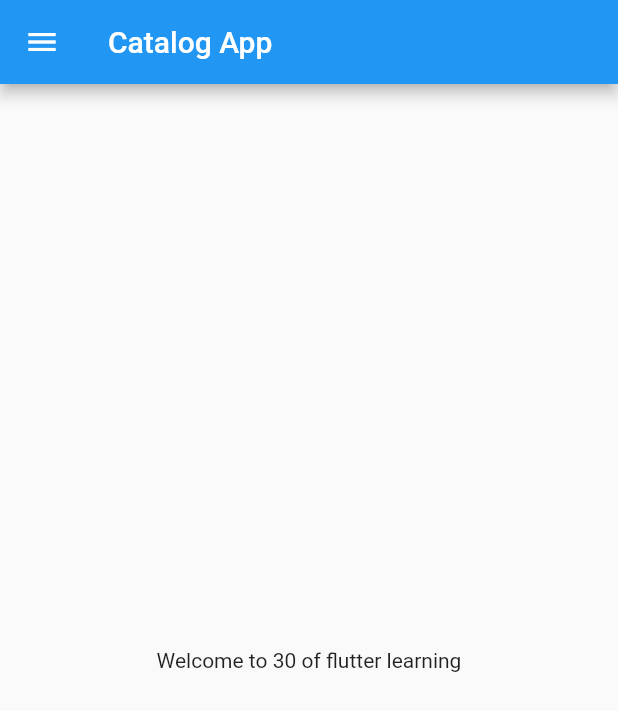
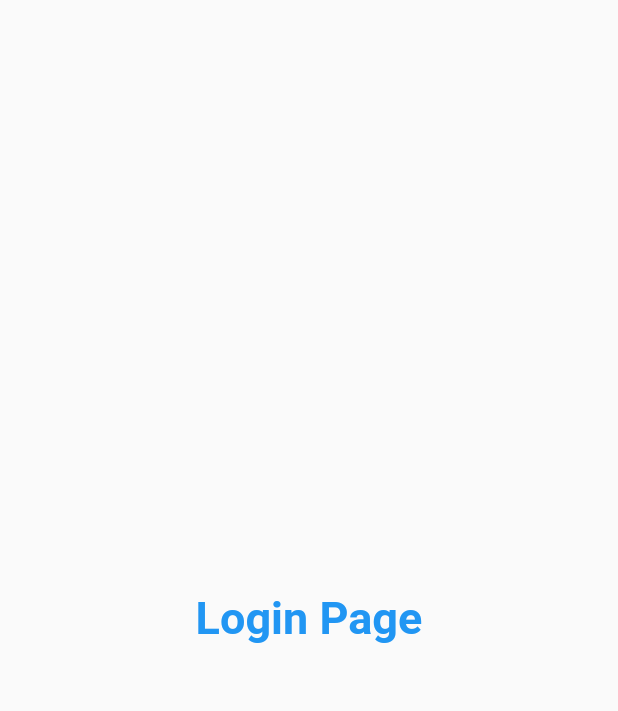
Before and after one commit to Ankit-Ahirrao/Flutter_Learn, a Flutter app: the screen it shows after launch, on a phone screen of 412 x 824 dp. Shown: the top 711 px of the screen. Run offline on Flutter 3.47's test engine with Material 2 defaults, Android fonts, the phone set to English and light mode, and no system bars.

Commit message:
login page added

```diff
--- a/lib/main.dart
+++ b/lib/main.dart
@@ -1,5 +1,6 @@
 import 'package:flutter/material.dart';
-import 'package:flutter_learn/home_page.dart';
+import 'package:flutter_learn/pages/home_page.dart';
+import 'package:flutter_learn/pages/login_page.dart';
 
 void main() {
   runApp(MyApp());
@@ -10,6 +11,15 @@ class MyApp extends StatelessWidget {
 
   @override
   Widget build(BuildContext context) {
-    return MaterialApp(home: HomePage());
+    return MaterialApp(
+      themeMode: ThemeMode.dark,
+      darkTheme: ThemeData(brightness: Brightness.light),
+      initialRoute: '/',
+      routes: {
+        '/': (context) => LoginPage(),
+        '/login': (context) => LoginPage(),
+        '/home': (context) => HomePage(),
+      },
+    );
   }
 }
--- a/lib/home_page.dart
+++ b/lib/pages/home_page.dart
@@ -11,9 +11,6 @@ class HomePage extends StatelessWidget {
       ),
       body: Material(
           child: Center(child: Text('Welcome to $days of flutter $name'))),
-      drawer: Drawer(),
-
-
     );
   }
 }
--- /dev/null
+++ b/lib/pages/login_page.dart
@@ -0,0 +1,18 @@
+import 'package:flutter/material.dart';
+
+class LoginPage extends StatelessWidget {
+  const LoginPage({Key? key}) : super(key: key);
+
+  @override
+  Widget build(BuildContext context) {
+    return Material(
+        child: Container(
+      child: Center(
+          child: Text(
+        'Login Page',
+        style: TextStyle(
+            color: Colors.blue, fontWeight: FontWeight.bold, fontSize: 30),
+      )),
+    ));
+  }
+}
```
